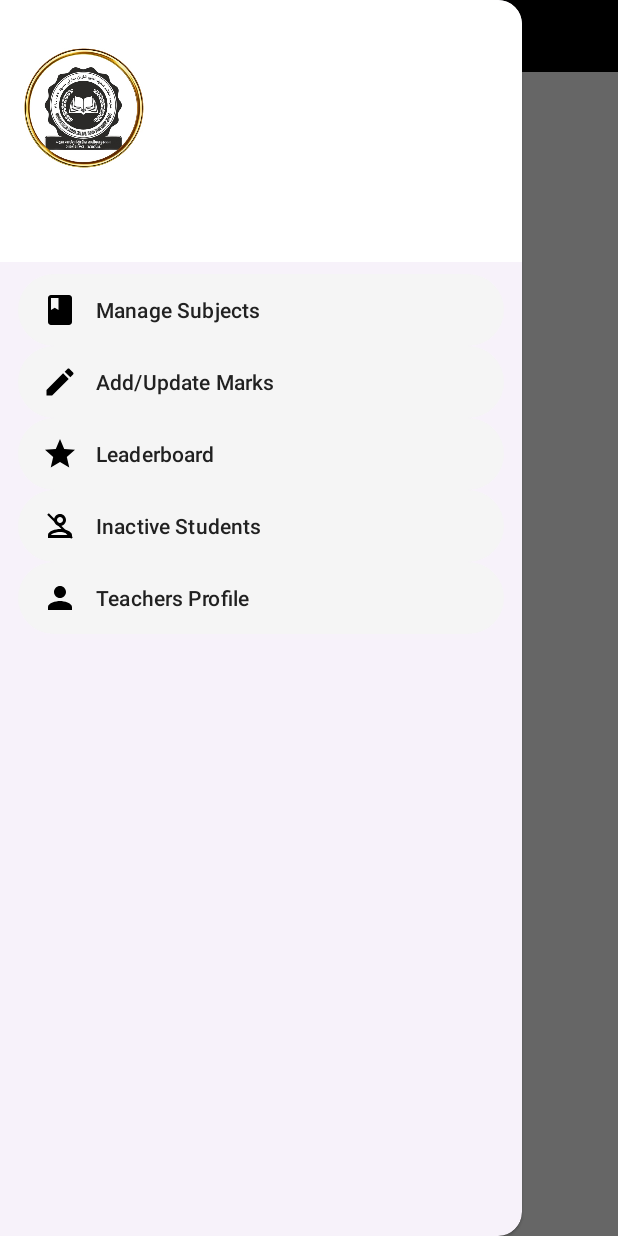
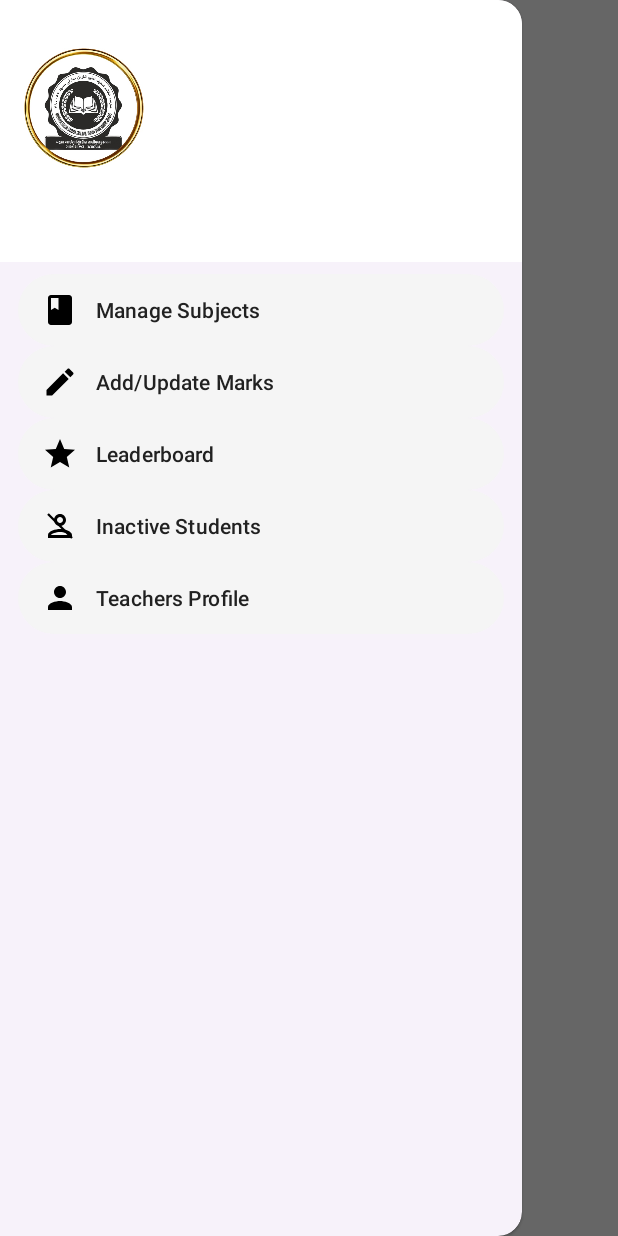
Before and after one commit to sideProjects13/Madarsa_Attendance, an Android app built with Jetpack Compose: the TeacherOptionsActivity screen opened directly, with no data from a screen before it, with the side drawer open, on a phone screen of 412 x 824 dp. Run offline under Robolectric (Android 15) with nearby library versions, the phone set to English and light mode, and no system bars; our stand-ins replace Firebase (no records; nobody signed in at launch, a user with empty details on screens opened directly); pictures from the network do not load; 1 statement that could not run was skipped.

Commit message:
Some changes in UI

```diff
--- a/app/src/main/java/com/example/madarsa_attendance/TeacherOptionsActivity.kt
+++ b/app/src/main/java/com/example/madarsa_attendance/TeacherOptionsActivity.kt
@@ -1,7 +1,6 @@
 package com.example.madarsa_attendance
 
 import android.content.Intent
-import androidx.appcompat.app.AppCompatActivity
 import android.os.Bundle
 import android.util.Log
 import android.view.MenuItem
@@ -10,7 +9,12 @@ import android.widget.TextView
 import android.widget.Toast
 import androidx.appcompat.app.ActionBarDrawerToggle
 import androidx.appcompat.app.AlertDialog
+import androidx.appcompat.app.AppCompatActivity
 import androidx.core.view.GravityCompat
+import androidx.core.view.ViewCompat
+import androidx.core.view.WindowCompat
+import androidx.core.view.WindowInsetsCompat
+import androidx.core.view.updatePadding
 import androidx.drawerlayout.widget.DrawerLayout
 import androidx.viewpager2.widget.ViewPager2
 import com.bumptech.glide.Glide
@@ -47,9 +51,26 @@ class TeacherOptionsActivity : AppCompatActivity(), NavigationView.OnNavigationI
 
     override fun onCreate(savedInstanceState: Bundle?) {
         super.onCreate(savedInstanceState)
+
+        // CHANGE 1: Enable edge-to-edge display for this activity.
+        WindowCompat.setDecorFitsSystemWindows(window, false)
+
         setContentView(R.layout.activity_teacher_options)
 
         db = FirebaseFirestore.getInstance()
+
+        // --- Find all views ---
+        toolbar = findViewById(R.id.teacher_options_toolbar)
+        drawerLayout = findViewById(R.id.drawer_layout_teacher_options)
+        navigationView = findViewById(R.id.navigation_view_teacher_options)
+        tabLayout = findViewById(R.id.tabLayoutTeacherOptions)
+        viewPager = findViewById(R.id.viewPagerTeacherOptions)
+
+        // CHANGE 2: Apply window insets to add padding for system bars.
+        applyWindowInsets()
+
+        // --- The rest of your original onCreate logic ---
+        setSupportActionBar(toolbar)
 
         val intentTeacherId = intent.getStringExtra(EXTRA_TEACHER_ID)
         val intentTeacherName = intent.getStringExtra(EXTRA_TEACHER_NAME)
@@ -66,22 +87,29 @@ class TeacherOptionsActivity : AppCompatActivity(), NavigationView.OnNavigationI
         currentTeacherName = intentTeacherName
         currentTeacherProfileUrl = intentTeacherImageUrl
 
-        toolbar = findViewById(R.id.teacher_options_toolbar)
-        setSupportActionBar(toolbar)
-
-        drawerLayout = findViewById(R.id.drawer_layout_teacher_options)
-        navigationView = findViewById(R.id.navigation_view_teacher_options)
-
         actionBarDrawerToggle = ActionBarDrawerToggle(this, drawerLayout, toolbar, R.string.nav_open, R.string.nav_close)
         drawerLayout.addDrawerListener(actionBarDrawerToggle)
         actionBarDrawerToggle.syncState()
 
         navigationView.setNavigationItemSelectedListener(this)
 
-        tabLayout = findViewById(R.id.tabLayoutTeacherOptions)
-        viewPager = findViewById(R.id.viewPagerTeacherOptions)
+        fetchTeacherDetailsFromFirestore(currentTeacherId!!)
+    }
 
-        fetchTeacherDetailsFromFirestore(currentTeacherId!!)
+    // CHANGE 3: New function to handle insets and add appropriate padding.
+    private fun applyWindowInsets() {
+        ViewCompat.setOnApplyWindowInsetsListener(drawerLayout) { view, windowInsets ->
+            val insets = windowInsets.getInsets(WindowInsetsCompat.Type.systemBars())
+
+            // Apply top padding to the toolbar to push its content down from the status bar.
+            toolbar.updatePadding(top = insets.top)
+
+            // Apply bottom padding to the main content area to avoid the gesture navigation bar.
+            viewPager.updatePadding(bottom = insets.bottom)
+
+            // Return the insets so the NavigationView can use them correctly for its header.
+            windowInsets
+        }
     }
 
     private fun fetchTeacherDetailsFromFirestore(teacherIdToFetch: String) {
--- a/app/src/main/res/layout/activity_teacher_options.xml
+++ b/app/src/main/res/layout/activity_teacher_options.xml
@@ -1,11 +1,15 @@
 <?xml version="1.0" encoding="utf-8"?>
+<!--
+    CHANGE 1: Set fitsSystemWindows to "false" on the root layout.
+    This is the master switch that allows the layout to draw behind the system bars.
+-->
 <androidx.drawerlayout.widget.DrawerLayout xmlns:android="http://schemas.android.com/apk/res/android"
     xmlns:app="http://schemas.android.com/apk/res-auto"
     xmlns:tools="http://schemas.android.com/tools"
     android:id="@+id/drawer_layout_teacher_options"
     android:layout_width="match_parent"
     android:layout_height="match_parent"
-    android:fitsSystemWindows="true"
+    android:fitsSystemWindows="false"
     tools:openDrawer="start"
     tools:context=".TeacherOptionsActivity">
 
@@ -15,15 +19,21 @@
         android:layout_height="match_parent"
         android:orientation="vertical">
 
+        <!--
+            CHANGE 2:
+            - Make the toolbar's background transparent.
+            - Set height to wrap_content with a minHeight to be more adaptive.
+            - Padding will be added in the Kotlin code.
+        -->
         <com.google.android.material.appbar.MaterialToolbar
             android:id="@+id/teacher_options_toolbar"
             android:layout_width="match_parent"
-            android:layout_height="48dp"
-            android:background="?attr/colorPrimary"
+            android:layout_height="wrap_content"
+            android:minHeight="?attr/actionBarSize"
+            android:background="@android:color/transparent"
             app:titleTextColor="?attr/colorOnPrimary"
             app:navigationIconTint="?attr/colorOnPrimary"
             tools:title="Teacher Dashboard" />
-        <!-- The actual navigationIcon (hamburger) will be set by ActionBarDrawerToggle -->
 
         <com.google.android.material.tabs.TabLayout
             android:id="@+id/tabLayoutTeacherOptions"
@@ -33,7 +43,7 @@
             app:tabTextColor="?attr/colorOnSurfaceVariant"
             app:tabSelectedTextColor="?attr/colorPrimary"
             app:tabIndicatorColor="?attr/colorPrimary"
-            app:tabMode="fixed"/> <!-- Fixed for 3 tabs, adjust if more -->
+            app:tabMode="fixed"/>
 
         <androidx.viewpager2.widget.ViewPager2
             android:id="@+id/viewPagerTeacherOptions"
@@ -43,7 +53,11 @@
 
     </LinearLayout>
 
-    <!-- Navigation Drawer View -->
+    <!--
+        Navigation Drawer View
+        The fitsSystemWindows="true" here is CORRECT. It tells the drawer's
+        content (especially the header) to respect the status bar space when it opens.
+    -->
     <com.google.android.material.navigation.NavigationView
         android:id="@+id/navigation_view_teacher_options"
         android:layout_width="wrap_content"
@@ -54,6 +68,6 @@
         app:menu="@menu/drawer_menu"
         app:itemIconTint="?attr/colorPrimary"
         app:itemTextColor="?attr/colorOnSurface"
-        app:itemShapeFillColor="@color/mono_palette_background_subtle"/> <!-- Example for selected item bg -->
+        app:itemShapeFillColor="@color/mono_palette_background_subtle"/>
 
 </androidx.drawerlayout.widget.DrawerLayout>
--- a/app/src/main/res/values/themes.xml
+++ b/app/src/main/res/values/themes.xml
@@ -8,6 +8,12 @@
     <!-- =================================================================================== -->
 
     <style name="Base.Theme.Madarsa_Attendance.PureMonochrome" parent="Theme.Material3.DayNight.NoActionBar">
+        <!-- Edge-to-edge setup: Make status and navigation bars transparent -->
+        <item name="android:statusBarColor">@android:color/transparent</item>
+        <item name="android:navigationBarColor">@android:color/transparent</item>
+        <!-- Ensures status bar icons (time, battery) are dark and visible -->
+        <item name="android:windowLightStatusBar">true</item>
+
         <!-- Monochrome color mapping -->
         <item name="colorPrimary">@color/bw_theme_primary</item>
         <item name="colorOnPrimary">@color/bw_theme_onPrimary</item>
@@ -22,7 +28,8 @@
         <item name="colorTertiaryContainer">@color/mono_palette_background_subtle_variant</item>
         <item name="colorOnTertiaryContainer">@color/mono_palette_grey_primary_text</item>
         <item name="colorError">@color/bw_theme_error</item>
-        <item name="android:windowFullscreen">true</item>
+        <!-- REMOVED: This conflicts with the modern WindowCompat edge-to-edge API -->
+        <!-- <item name="android:windowFullscreen">true</item> -->
         <item name="colorOnError">@color/bw_theme_onError</item>
         <item name="android:colorBackground">@color/bw_theme_background</item>
         <item name="colorOnBackground">@color/bw_theme_onBackground</item>
@@ -53,7 +60,7 @@
         <item name="buttonBarNeutralButtonStyle">@style/Widget.App.Button.Dialog.PureMonochrome.Neutral</item>
         <item name="alertDialogTheme">@style/AlertDialog.App.Monochrome</item>
         <item name="datePickerDialogTheme">@style/DatePickerDialog.App.Monochrome</item>
-<!--        <item name="popupMenuTheme">@style/AppTheme.PopupMenuStyle</item>-->
+        <!--        <item name="popupMenuTheme">@style/AppTheme.PopupMenuStyle</item>-->
     </style>
 
     <style name="Theme.Madarsa_Attendance.PureMonochrome" parent="Base.Theme.Madarsa_Attendance.PureMonochrome" />
@@ -63,7 +70,8 @@
         <item name="strokeColor">?attr/colorPrimary</item>
         <item name="strokeWidth">@dimen/toggle_button_stroke_width</item>
         <item name="iconTint">?attr/colorPrimary</item>
-        <item name="android:windowFullscreen">true</item>
+        <!-- REMOVED: This has no effect on a button style and is incorrect -->
+        <!-- <item name="android:windowFullscreen">true</item> -->
         <item name="rippleColor">@color/bw_ripple_color</item>
         <item name="android:minWidth">75dp</item>
         <item name="android:paddingVertical">8dp</item>
@@ -75,6 +83,7 @@
         <item name="cornerRadius">8dp</item>
     </style>
 
+    <!-- The rest of your styles are fine as they were -->
     <style name="TextAppearance.App.PureMonochrome.HeadlineSmall" parent="TextAppearance.Material3.HeadlineSmall">
         <item name="android:textColor">?attr/colorOnBackground</item>
         <item name="fontFamily">sans-serif-medium</item>
@@ -265,5 +274,4 @@
         <item name="android:background">@color/placeholder_bg</item>
     </style>
 
-
 </resources>
```
Also changed, not shown: app/src/main/java/com/example/madarsa_attendance/MainActivity.kt (+32 -13 lines), app/src/main/res/layout/activity_main.xml (+7 -12 lines).
